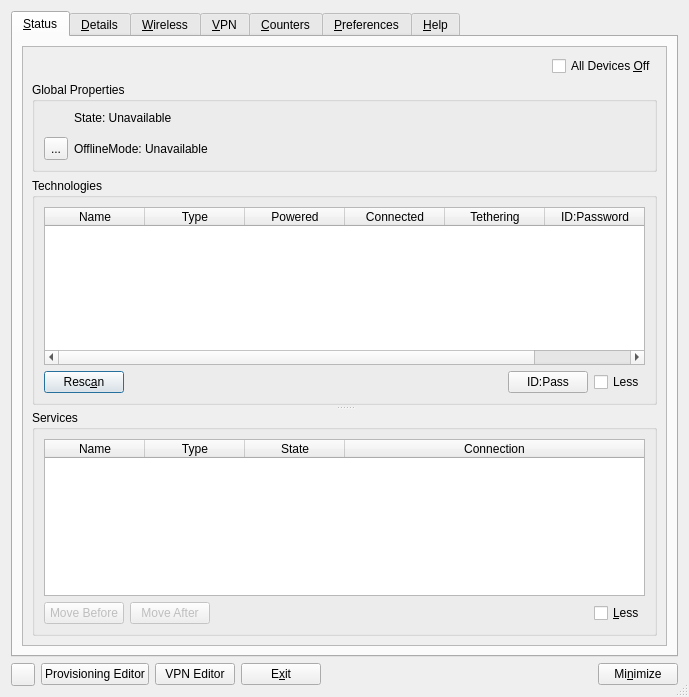
First picture: the form in apps/cmstapp/code/control_box/ui/controlbox.ui, repository andrew-bibb/cmst, before the edit.
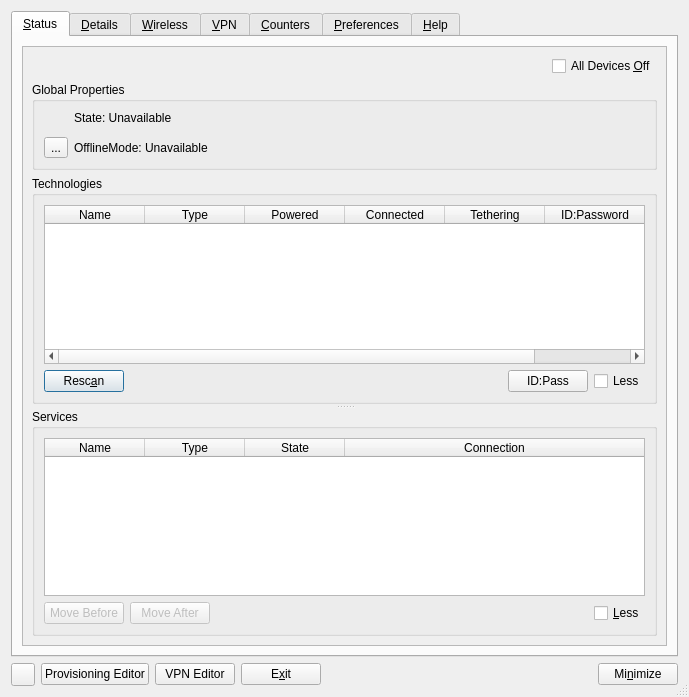
Second picture: the form after the edit.

Commit message: stylesheet on offlinemode button

```diff
--- a/apps/cmstapp/code/control_box/ui/controlbox.ui
+++ b/apps/cmstapp/code/control_box/ui/controlbox.ui
@@ -169,11 +169,8 @@
               </item>
               <item row="2" column="0">
                <widget class="QToolButton" name="toolButton_offlinemode">
-                <property name="minimumSize">
-                 <size>
-                  <width>24</width>
-                  <height>23</height>
-                 </size>
+                <property name="whatsThis">
+                 <string>&lt;html&gt;&lt;head/&gt;&lt;body&gt;&lt;p&gt;The global setting for switching all radios on or off. When offline mode is engaged all radios are powered down.&lt;/p&gt;&lt;p&gt;While in offline mode it is possible to turn individual devices back on. When leaving offline mode the individual policy of each device determines if the radio is turned back on or not.&lt;/p&gt;&lt;/body&gt;&lt;/html&gt;</string>
                 </property>
                 <property name="text">
                  <string>...</string>
```
The commit also changes 4 other files.
